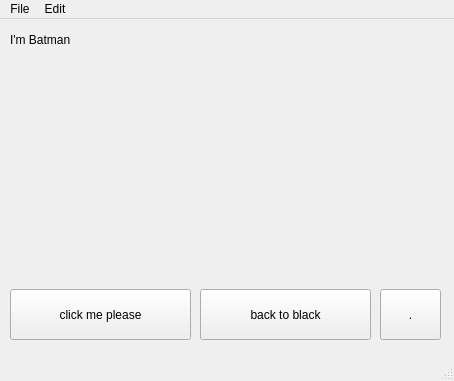
This is test.ui in Bernardo-07/PyQt5-Tutorial as Qt 5 draws it before an edit. The edited form follows.
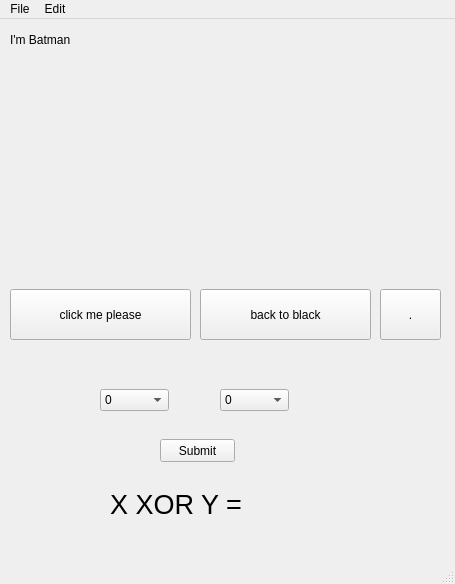
This is the edited form. Icons and pictures are not drawn.

Commit message: ComboBoxes with X XOR Y

```diff
--- a/test.ui
+++ b/test.ui
@@ -6,8 +6,8 @@
    <rect>
     <x>0</x>
     <y>0</y>
-    <width>454</width>
-    <height>381</height>
+    <width>455</width>
+    <height>584</height>
    </rect>
   </property>
   <property name="windowTitle">
@@ -85,13 +85,84 @@
      <string>.</string>
     </property>
    </widget>
+   <widget class="QComboBox" name="comboX">
+    <property name="geometry">
+     <rect>
+      <x>100</x>
+      <y>370</y>
+      <width>69</width>
+      <height>22</height>
+     </rect>
+    </property>
+    <item>
+     <property name="text">
+      <string>0</string>
+     </property>
+    </item>
+    <item>
+     <property name="text">
+      <string>1</string>
+     </property>
+    </item>
+   </widget>
+   <widget class="QComboBox" name="comboY">
+    <property name="geometry">
+     <rect>
+      <x>220</x>
+      <y>370</y>
+      <width>69</width>
+      <height>22</height>
+     </rect>
+    </property>
+    <item>
+     <property name="text">
+      <string>0</string>
+     </property>
+    </item>
+    <item>
+     <property name="text">
+      <string>1</string>
+     </property>
+    </item>
+   </widget>
+   <widget class="QPushButton" name="pushButton_3">
+    <property name="geometry">
+     <rect>
+      <x>160</x>
+      <y>420</y>
+      <width>75</width>
+      <height>23</height>
+     </rect>
+    </property>
+    <property name="text">
+     <string>Submit</string>
+    </property>
+   </widget>
+   <widget class="QLabel" name="label">
+    <property name="geometry">
+     <rect>
+      <x>110</x>
+      <y>450</y>
+      <width>191</width>
+      <height>71</height>
+     </rect>
+    </property>
+    <property name="font">
+     <font>
+      <pointsize>20</pointsize>
+     </font>
+    </property>
+    <property name="text">
+     <string>X XOR Y = </string>
+    </property>
+   </widget>
   </widget>
   <widget class="QMenuBar" name="menubar">
    <property name="geometry">
     <rect>
      <x>0</x>
      <y>0</y>
-     <width>454</width>
+     <width>455</width>
      <height>21</height>
     </rect>
    </property>
```
The commit also changes 1 other file.
